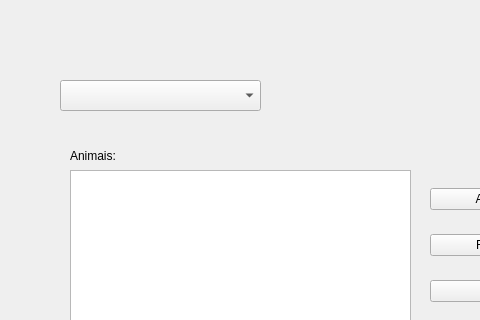
The window that ui/telaanimais.ui (jancyaragao/PetShopPetFera) describes before a commit, drawn with Qt 5; both pictures show x 0 to 480 and y 0 to 320 of the 650 by 550 pixel window.
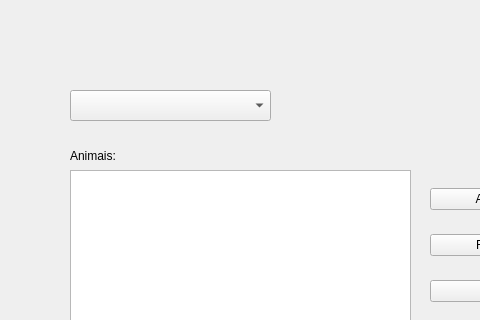
The same window after the commit.

```diff
--- a/ui/telaanimais.ui
+++ b/ui/telaanimais.ui
@@ -52,8 +52,8 @@
    <widget class="QComboBox" name="comboBox">
     <property name="geometry">
      <rect>
-      <x>60</x>
-      <y>80</y>
+      <x>70</x>
+      <y>90</y>
       <width>201</width>
       <height>31</height>
      </rect>
```
